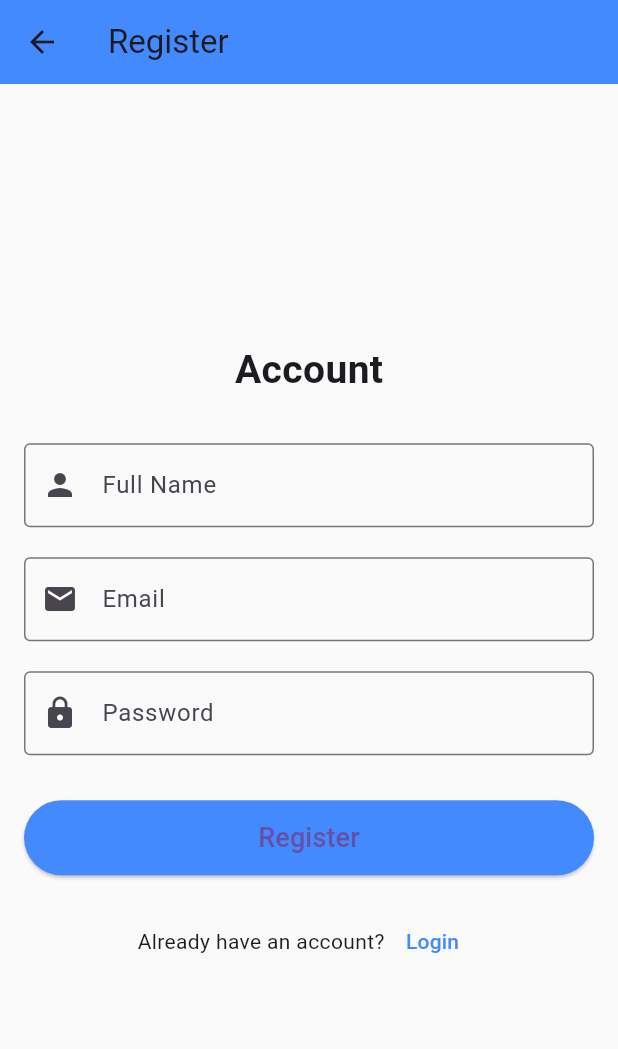
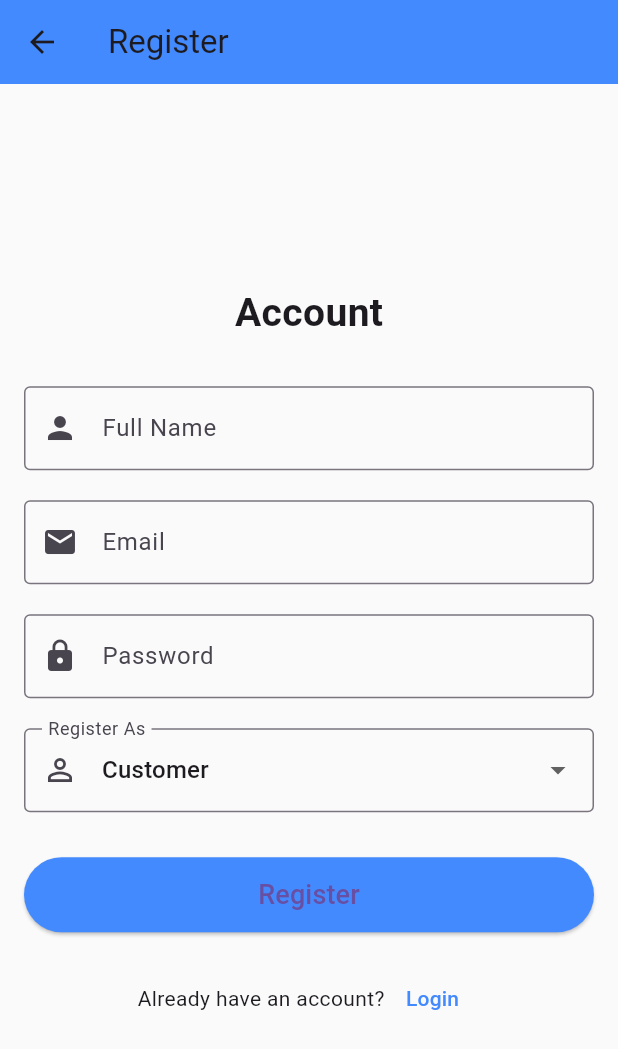
Before and after one commit to Vaibhav-Dodiya/rentHub_front, a Flutter app: the RegisterScreen screen opened by its route, on a phone screen of 412 x 824 dp. Shown: the top 1049 px of the screen. Run offline on Flutter 3.47's test engine with Material 3 defaults, Android fonts, the phone set to English and light mode, and no system bars; our stand-ins replace image_picker, shared_preferences; accounts and stored records are empty.

Commit message:
Add role-based registration with CUSTOMER, OWNER, ADMIN selection

```diff
--- a/lib/presentation/screens/auth/register_screen.dart
+++ b/lib/presentation/screens/auth/register_screen.dart
@@ -17,6 +17,7 @@ class _RegisterScreenState extends State<RegisterScreen> {
   final TextEditingController _emailController = TextEditingController();
   final TextEditingController _passwordController = TextEditingController();
   bool _isLoading = false;
+  String _selectedRole = 'CUSTOMER'; // Default role
 
   Future<void> _registerUser() async {
     if (!_formKey.currentState!.validate()) return;
@@ -28,6 +29,7 @@ class _RegisterScreenState extends State<RegisterScreen> {
       'username': _nameController.text.trim(),
       'email': _emailController.text.trim(),
       'password': _passwordController.text.trim(),
+      'role': _selectedRole,
     });
 
     try {
@@ -129,6 +131,26 @@ class _RegisterScreenState extends State<RegisterScreen> {
                       return null;
                     },
                   ),
+                  const SizedBox(height: 20),
+
+                  DropdownButtonFormField<String>(
+                    value: _selectedRole,
+                    decoration: const InputDecoration(
+                      labelText: 'Register As',
+                      border: OutlineInputBorder(),
+                      prefixIcon: Icon(Icons.person_outline),
+                    ),
+                    items: const [
+                      DropdownMenuItem(value: 'CUSTOMER', child: Text('Customer')),
+                      DropdownMenuItem(value: 'OWNER', child: Text('Owner')),
+                      DropdownMenuItem(value: 'ADMIN', child: Text('Admin')),
+                    ],
+                    onChanged: (value) {
+                      setState(() {
+                        _selectedRole = value!;
+                      });
+                    },
+                  ),
                   const SizedBox(height: 30),
 
                   _isLoading
--- a/pubspec.yaml
+++ b/pubspec.yaml
@@ -38,6 +38,7 @@ dependencies:
   # Use with the CupertinoIcons class for iOS style icons.
   cupertino_icons: ^1.0.8
   http: ^1.5.0
+  shared_preferences: ^2.3.4
 
 dev_dependencies:
   flutter_test:
```
Also changed, not shown: lib/data/local/user_storage.dart (added, +49 -0 lines), lib/presentation/screens/auth/login_screen.dart (+12 -1 lines), pubspec.lock, 1 other file.
